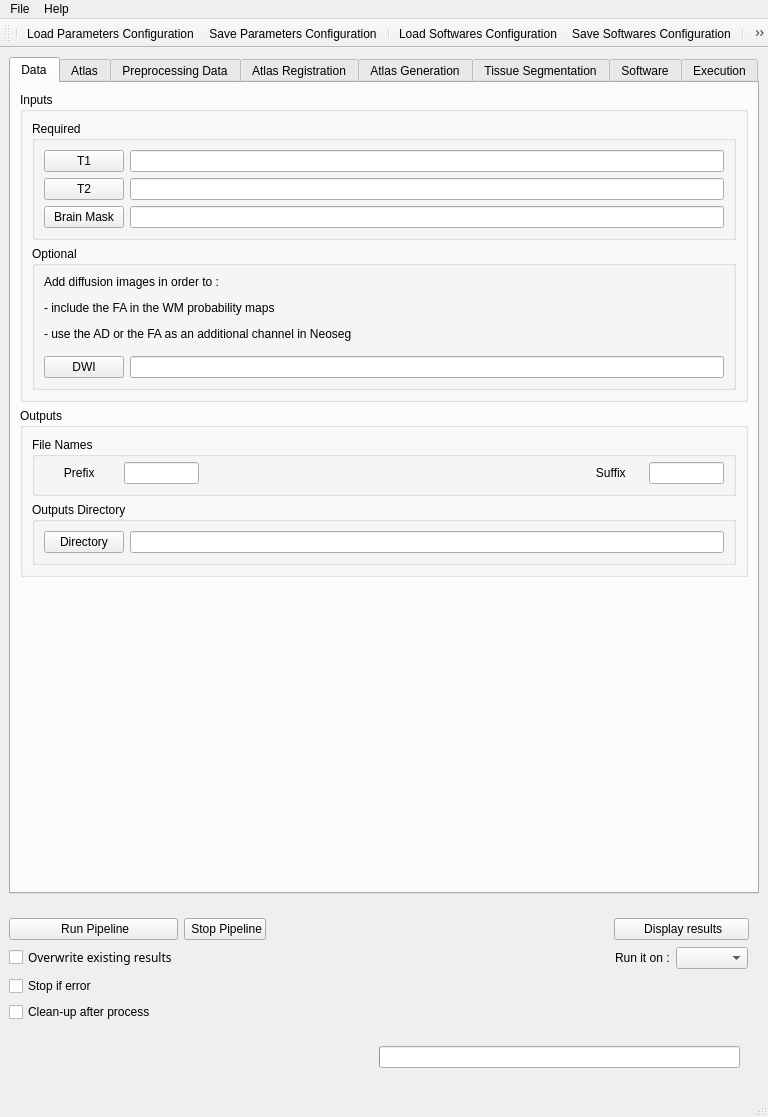
Qt form NeosegPipeline/Window.ui (NIRALUser/NeosegPipeline) before a commit.
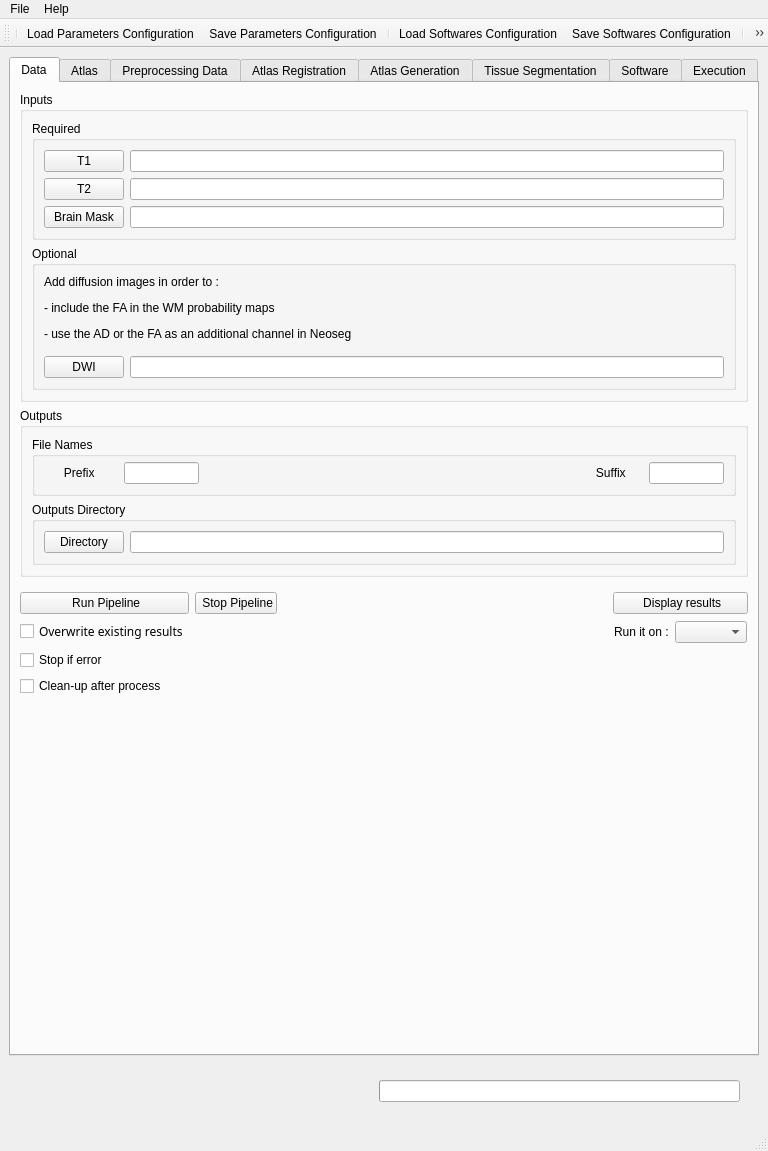
The same form after that commit. Icons and pictures are not drawn.

Commit message: Move run/start buttons up

Diff of the .ui file:
```diff
--- a/NeosegPipeline/Window.ui
+++ b/NeosegPipeline/Window.ui
@@ -7,7 +7,7 @@
     <x>0</x>
     <y>0</y>
     <width>768</width>
-    <height>1117</height>
+    <height>1151</height>
    </rect>
   </property>
   <property name="minimumSize">
@@ -106,145 +106,6 @@
          </layout>
         </widget>
        </item>
-       <item row="0" column="0">
-        <widget class="QWidget" name="widget_10" native="true">
-         <layout class="QGridLayout" name="gridLayout_24">
-          <property name="leftMargin">
-           <number>0</number>
-          </property>
-          <property name="rightMargin">
-           <number>0</number>
-          </property>
-          <item row="1" column="4">
-           <widget class="QWidget" name="widget_15" native="true">
-            <layout class="QHBoxLayout" name="horizontalLayout_11">
-             <property name="leftMargin">
-              <number>1</number>
-             </property>
-             <property name="topMargin">
-              <number>1</number>
-             </property>
-             <property name="rightMargin">
-              <number>1</number>
-             </property>
-             <property name="bottomMargin">
-              <number>1</number>
-             </property>
-             <item>
-              <widget class="QLabel" name="computingSystem_label">
-               <property name="text">
-                <string>Run it on :</string>
-               </property>
-              </widget>
-             </item>
-             <item>
-              <widget class="QComboBox" name="computingSystem_comboBox"/>
-             </item>
-            </layout>
-           </widget>
-          </item>
-          <item row="1" column="0">
-           <widget class="QCheckBox" name="overwriting_checkBox">
-            <property name="font">
-             <font>
-              <family>Sans Serif</family>
-             </font>
-            </property>
-            <property name="text">
-             <string>Overwrite existing results</string>
-            </property>
-            <property name="checked">
-             <bool>false</bool>
-            </property>
-           </widget>
-          </item>
-          <item row="3" column="0">
-           <widget class="QCheckBox" name="stoppingIfError_checkBox">
-            <property name="text">
-             <string>Stop if error</string>
-            </property>
-            <property name="checked">
-             <bool>false</bool>
-            </property>
-           </widget>
-          </item>
-          <item row="4" column="0">
-           <widget class="QCheckBox" name="cleaningUp_checkBox">
-            <property name="text">
-             <string>Clean-up after process</string>
-            </property>
-            <property name="checked">
-             <bool>false</bool>
-            </property>
-           </widget>
-          </item>
-          <item row="1" column="3">
-           <spacer name="horizontalSpacer_9">
-            <property name="orientation">
-             <enum>Qt::Horizontal</enum>
-            </property>
-            <property name="sizeHint" stdset="0">
-             <size>
-              <width>40</width>
-              <height>20</height>
-             </size>
-            </property>
-           </spacer>
-          </item>
-          <item row="0" column="0">
-           <widget class="QPushButton" name="runPipeline_button">
-            <property name="text">
-             <string> Run Pipeline</string>
-            </property>
-            <property name="icon">
-             <iconset>
-              <normaloff>:/icons/icons/run-button.png</normaloff>:/icons/icons/run-button.png</iconset>
-            </property>
-            <property name="iconSize">
-             <size>
-              <width>24</width>
-              <height>15</height>
-             </size>
-            </property>
-           </widget>
-          </item>
-          <item row="0" column="4">
-           <widget class="QPushButton" name="displayResults_button">
-            <property name="text">
-             <string> Display results</string>
-            </property>
-            <property name="icon">
-             <iconset>
-              <normaloff>:/icons/icons/eye.png</normaloff>:/icons/icons/eye.png</iconset>
-            </property>
-            <property name="iconSize">
-             <size>
-              <width>30</width>
-              <height>15</height>
-             </size>
-            </property>
-           </widget>
-          </item>
-          <item row="0" column="1">
-           <widget class="QPushButton" name="stopPipeline_button">
-            <property name="text">
-             <string> Stop Pipeline</string>
-            </property>
-            <property name="icon">
-             <iconset>
-              <normaloff>:/icons/icons/stop-button.png</normaloff>:/icons/icons/stop-button.png</iconset>
-            </property>
-            <property name="iconSize">
-             <size>
-              <width>15</width>
-              <height>15</height>
-             </size>
-            </property>
-           </widget>
-          </item>
-         </layout>
-        </widget>
-       </item>
       </layout>
      </widget>
     </item>
@@ -463,6 +324,145 @@
           </layout>
          </widget>
         </item>
+        <item>
+         <widget class="QWidget" name="widget_10" native="true">
+          <layout class="QGridLayout" name="gridLayout_24">
+           <property name="leftMargin">
+            <number>0</number>
+           </property>
+           <property name="rightMargin">
+            <number>0</number>
+           </property>
+           <item row="1" column="4">
+            <widget class="QWidget" name="widget_15" native="true">
+             <layout class="QHBoxLayout" name="horizontalLayout_11">
+              <property name="leftMargin">
+               <number>1</number>
+              </property>
+              <property name="topMargin">
+               <number>1</number>
+              </property>
+              <property name="rightMargin">
+               <number>1</number>
+              </property>
+              <property name="bottomMargin">
+               <number>1</number>
+              </property>
+              <item>
+               <widget class="QLabel" name="computingSystem_label">
+                <property name="text">
+                 <string>Run it on :</string>
+                </property>
+               </widget>
+              </item>
+              <item>
+               <widget class="QComboBox" name="computingSystem_comboBox"/>
+              </item>
+             </layout>
+            </widget>
+           </item>
+           <item row="1" column="0">
+            <widget class="QCheckBox" name="overwriting_checkBox">
+             <property name="font">
+              <font>
+               <family>Sans Serif</family>
+              </font>
+             </property>
+             <property name="text">
+              <string>Overwrite existing results</string>
+             </property>
+             <property name="checked">
+              <bool>false</bool>
+             </property>
+            </widget>
+           </item>
+           <item row="3" column="0">
+            <widget class="QCheckBox" name="stoppingIfError_checkBox">
+             <property name="text">
+              <string>Stop if error</string>
+             </property>
+             <property name="checked">
+              <bool>false</bool>
+             </property>
+            </widget>
+           </item>
+           <item row="4" column="0">
+            <widget class="QCheckBox" name="cleaningUp_checkBox">
+             <property name="text">
+              <string>Clean-up after process</string>
+             </property>
+             <property name="checked">
+              <bool>false</bool>
+             </property>
+            </widget>
+           </item>
+           <item row="1" column="3">
+            <spacer name="horizontalSpacer_9">
+             <property name="orientation">
+              <enum>Qt::Horizontal</enum>
+             </property>
+             <property name="sizeHint" stdset="0">
+              <size>
+               <width>40</width>
+               <height>20</height>
+              </size>
+             </property>
+            </spacer>
+           </item>
+           <item row="0" column="4">
+            <widget class="QPushButton" name="displayResults_button">
+             <property name="text">
+              <string> Display results</string>
+             </property>
+             <property name="icon">
+              <iconset>
+               <normaloff>:/icons/icons/eye.png</normaloff>:/icons/icons/eye.png</iconset>
+             </property>
+             <property name="iconSize">
+              <size>
+               <width>30</width>
+               <height>15</height>
+              </size>
+             </property>
+            </widget>
+           </item>
+           <item row="0" column="1">
+            <widget class="QPushButton" name="stopPipeline_button">
+             <property name="text">
+              <string> Stop Pipeline</string>
+             </property>
+             <property name="icon">
+              <iconset>
+               <normaloff>:/icons/icons/stop-button.png</normaloff>:/icons/icons/stop-button.png</iconset>
+             </property>
+             <property name="iconSize">
+              <size>
+               <width>15</width>
+               <height>15</height>
+              </size>
+             </property>
+            </widget>
+           </item>
+           <item row="0" column="0">
+            <widget class="QPushButton" name="runPipeline_button">
+             <property name="text">
+              <string> Run Pipeline</string>
+             </property>
+             <property name="icon">
+              <iconset>
+               <normaloff>:/icons/icons/run-button.png</normaloff>:/icons/icons/run-button.png</iconset>
+             </property>
+             <property name="iconSize">
+              <size>
+               <width>24</width>
+               <height>15</height>
+              </size>
+             </property>
+            </widget>
+           </item>
+          </layout>
+         </widget>
+        </item>
         <item>
          <spacer name="verticalSpacer_7">
           <property name="orientation">
```
The commit also changes 1 other file.
